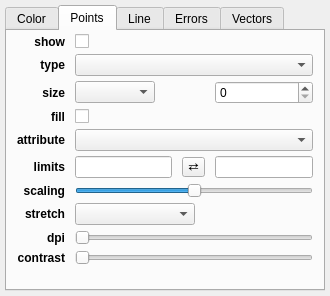
Old version of the form glue/viewers/scatter/qt/layer_style_editor.ui in the repository glue-viz/glue.
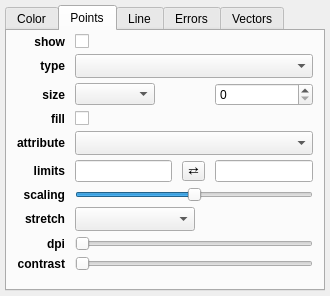
New version of the form. The open tabs and pages were chosen to show the change. Custom widgets are drawn as their Qt base class.

Patch:
```diff
--- a/glue/viewers/scatter/qt/layer_style_editor.ui
+++ b/glue/viewers/scatter/qt/layer_style_editor.ui
@@ -266,7 +266,7 @@
           </size>
          </property>
          <property name="sizeAdjustPolicy">
-          <enum>QComboBox::AdjustToMinimumContentsLength</enum>
+          <enum>QComboBox::AdjustToMinimumContentsLengthWithIcon</enum>
          </property>
         </widget>
        </item>
@@ -471,7 +471,7 @@
        <item row="4" column="1" colspan="3">
         <widget class="QComboBox" name="combosel_size_att">
          <property name="sizeAdjustPolicy">
-          <enum>QComboBox::AdjustToMinimumContentsLength</enum>
+          <enum>QComboBox::AdjustToMinimumContentsLengthWithIcon</enum>
          </property>
         </widget>
        </item>
@@ -514,7 +514,7 @@
           </size>
          </property>
          <property name="sizeAdjustPolicy">
-          <enum>QComboBox::AdjustToMinimumContentsLength</enum>
+          <enum>QComboBox::AdjustToMinimumContentsLengthWithIcon</enum>
          </property>
         </widget>
        </item>
```
Left out of the diff: 12 changed lines with no effect on the pictures.
